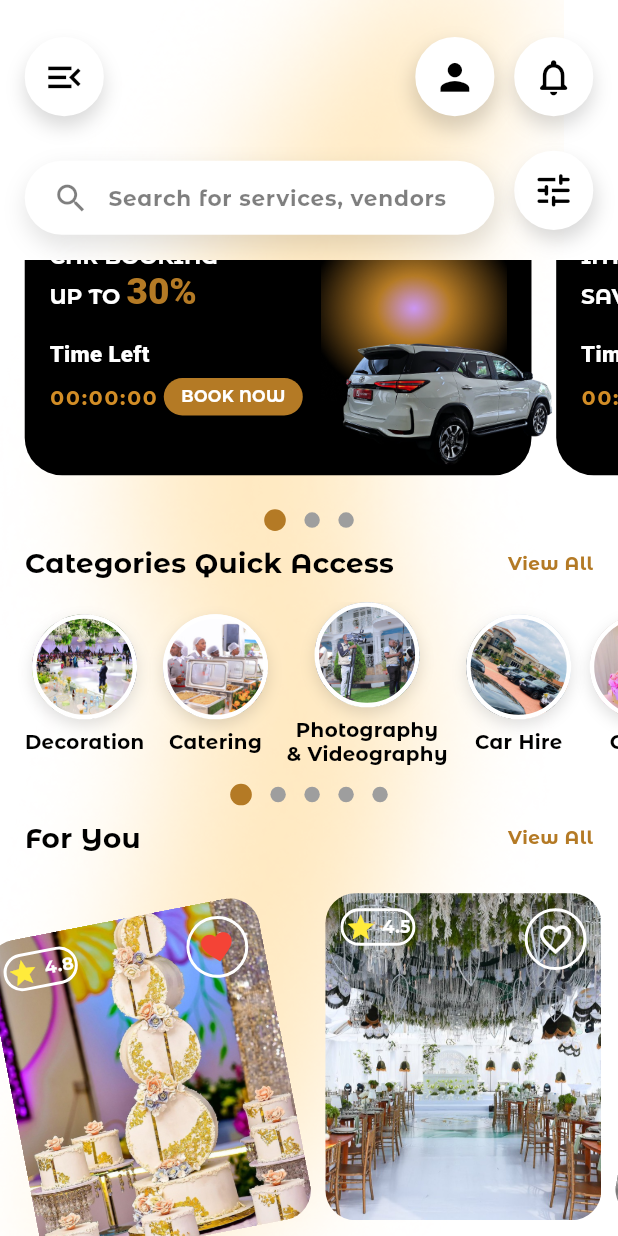
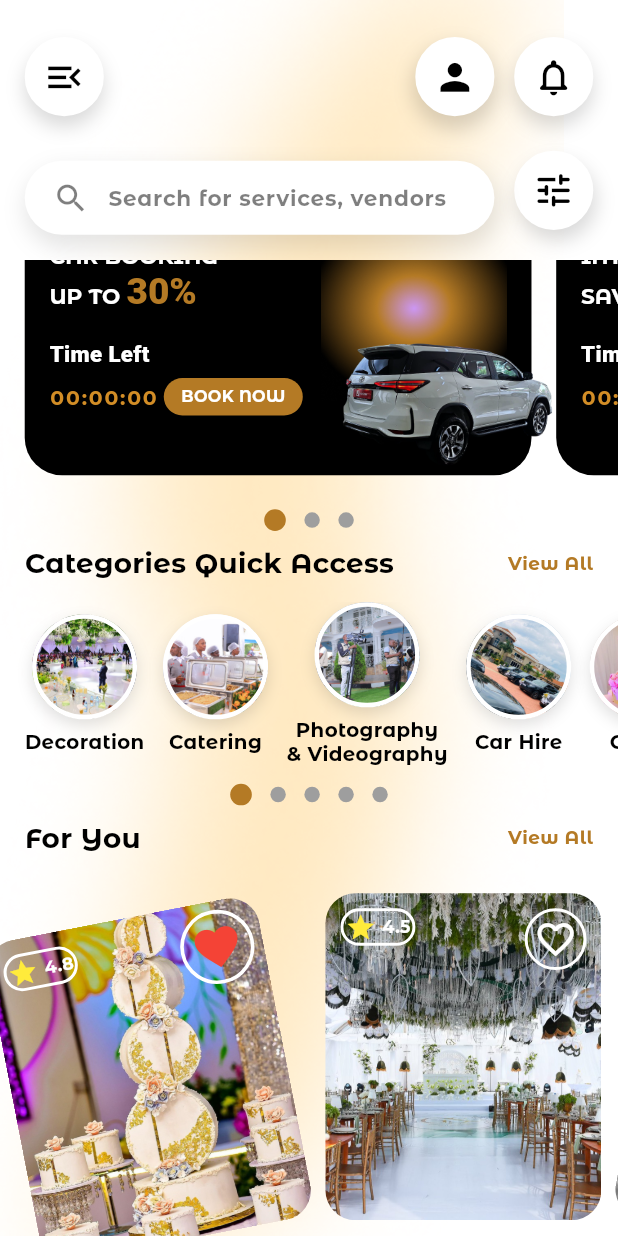
Before and after one commit to Alvin11David/Events-Uganda, a Flutter app: the CustomerHomeScreen screen opened directly, scrolled down 56 dp, after a tap on the "favorite outline" icon, on a phone screen of 412 x 824 dp. Run offline on Flutter 3.47's test engine with Material 3 defaults, Android fonts, the light colour scheme and no system bars; our stand-ins replace firebase_auth, firebase_core, google_sign_in; accounts and stored records are empty; Roboto replaces fonts that are missing (Abril Fatface).

Commit message:
Added the like button

```diff
--- a/events_uganda/lib/Users/Customers/Customer_Home_Screen.dart
+++ b/events_uganda/lib/Users/Customers/Customer_Home_Screen.dart
@@ -261,6 +261,20 @@ class _CustomerHomeScreenState extends State<CustomerHomeScreen>
                   }
                 });
               },
+              child: AnimatedScale(
+                scale: _likedImages.contains(index) ? 1.0 : 1.0,
+                duration: const Duration(milliseconds: 200),
+                curve: Curves.easeOutBack,
+                child: TweenAnimationBuilder<double>(
+                  tween: Tween(
+                    begin: 1.0,
+                    end: _likedImages.contains(index) ? 1.2 : 1.0,
+                  ),
+                  duration: const Duration(milliseconds: 300),
+                  curve: Curves.elasticOut,
+                  builder: (context, scale, child) {
+                    return Transform.scale(
+                      scale: scale,
                       child: Container(
                         width: screenWidth * 0.1,
                         height: screenWidth * 0.1,
@@ -277,8 +291,12 @@ class _CustomerHomeScreenState extends State<CustomerHomeScreen>
                             color: _likedImages.contains(index)
                                 ? Colors.red
                                 : Colors.white,
-                    size: screenWidth * 0.06,
+                            size: screenWidth * 0.07,
                           ),
+                        ),
+                      ),
+                    );
+                  },
                 ),
               ),
             ),
```
Lines whose indentation alone changed are shown as unchanged.
